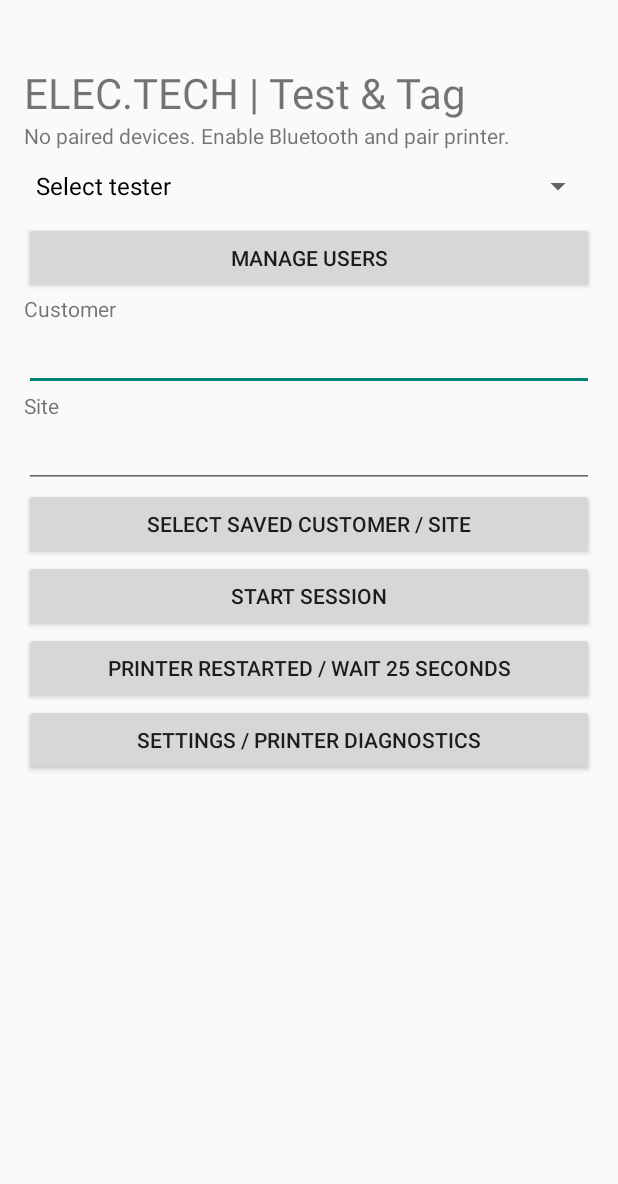
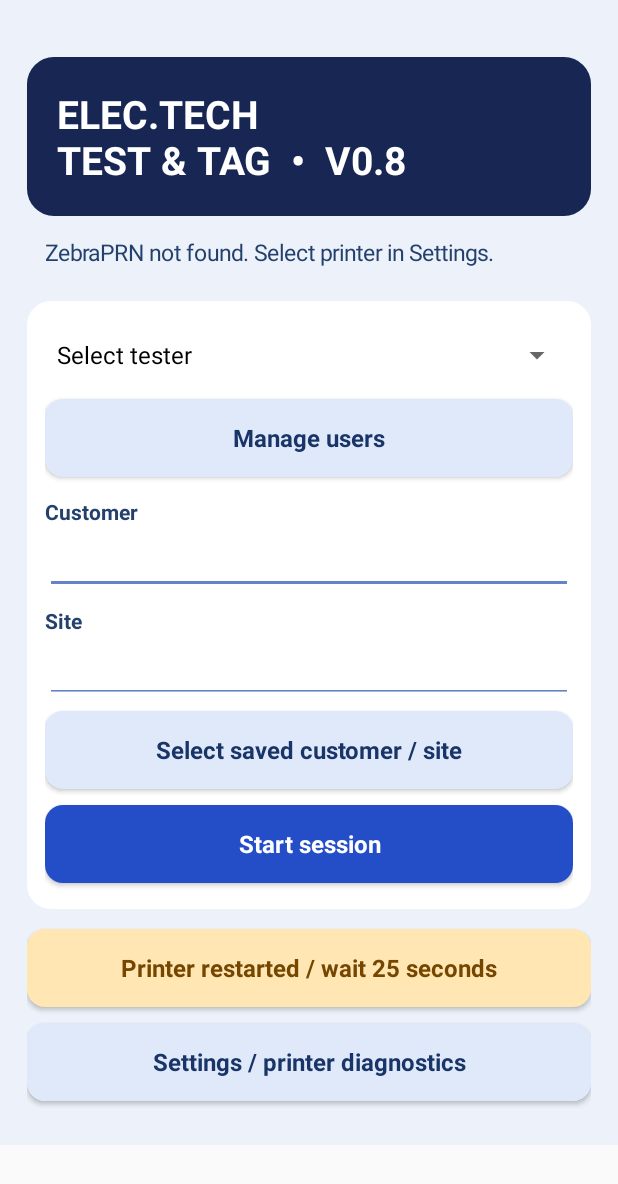
Before and after one commit to alexmccullough7/electech-test-and-tag, an Android app: the screen it shows after launch (MainActivity), on a phone screen of 412 x 824 dp. Shown: the top 1184 px of the screen. Run offline under Robolectric (Android 15) with nearby library versions, the phone set to English and light mode, and no system bars.

Commit message:
V0.8 colorful tablet interface and default ZebraPRN printer selection

```diff
--- a/app/src/main/java/nz/co/electech/tag/MainActivity.java
+++ b/app/src/main/java/nz/co/electech/tag/MainActivity.java
@@ -3,9 +3,9 @@ import android.app.*; import android.os.*; import android.bluetooth.*; import an
 public class MainActivity extends Activity {
  Spinner devices; TextView status; EditText command; Button print; ArrayList<BluetoothDevice> paired=new ArrayList<>(); ExecutorService worker=Executors.newSingleThreadExecutor();
  volatile BluetoothSocket socket; volatile boolean destroyed; Button disconnect; Spinner mode,delay; TextView log; EditText width,length,heading,asset; long readyAt=0; Spinner users,result,interval; LinearLayout settings,session,work,entry; Button saveButton; boolean existing=false; EditText customer,site,description,fault; String pendingId=null; ArrayList<String> userNames=new ArrayList<>(), userInitials=new ArrayList<>();
- public void onCreate(Bundle b){super.onCreate(b);ScrollView scroll=new ScrollView(this);LinearLayout root=new LinearLayout(this);root.setOrientation(1);root.setPadding(24,64,24,32);scroll.addView(root);setContentView(scroll);
- TextView title=new TextView(this);title.setText("ELEC.TECH | Test & Tag");title.setTextSize(28);root.addView(title);
- status=new TextView(this);root.addView(status);
+ public void onCreate(Bundle b){super.onCreate(b);ScrollView scroll=new ScrollView(this);LinearLayout root=new LinearLayout(this);root.setOrientation(1);root.setPadding(dp(18),dp(38),dp(18),dp(24));root.setBackgroundColor(0xffedf2fa);getWindow().setStatusBarColor(0xff172653);getWindow().setNavigationBarColor(0xff172653);scroll.addView(root);setContentView(scroll);
+ TextView title=new TextView(this);title.setText("ELEC.TECH\nTEST & TAG  •  V0.8");title.setTextSize(26);title.setTextColor(0xffffffff);title.setTypeface(null,1);title.setPadding(dp(20),dp(20),dp(20),dp(20));title.setBackground(shape(0xff172653,18));root.addView(title);
+ status=new TextView(this);status.setTextColor(0xff24416d);status.setTextSize(15);status.setPadding(dp(12),dp(14),dp(12),dp(14));root.addView(status);
  session=panel(root);users=new Spinner(this);session.addView(users);button(session,"Manage users",()->manageUsers());loadUsers();
  customer=field(session,"Customer","");site=field(session,"Site","");
  button(session,"Select saved customer / site",()->chooseCustomer());
@@ -23,8 +23,10 @@ public class MainActivity extends Activity {
  command=new EditText(this);command.setMinLines(5);settings.addView(command);button(settings,"Generate sample",()->generate());print=button(settings,"Send diagnostic command",()->{pendingId=null;send();});
  mode=new Spinner(this);mode.setAdapter(new ArrayAdapter<String>(this,android.R.layout.simple_spinner_dropdown_item,new String[]{"Secure - reconnect each print","Insecure - reconnect each print","Secure - keep open"}));settings.addView(mode);
  delay=new Spinner(this);delay.setAdapter(new ArrayAdapter<String>(this,android.R.layout.simple_spinner_dropdown_item,new String[]{"500 ms","1000 ms","2000 ms"}));settings.addView(delay);log=new TextView(this);settings.addView(log);disconnect=button(settings,"Disconnect printer",()->{closeSocket();status.setText("Disconnected");});command.setText("^XA^FO20,40^A0N,30,30^FDSAMPLE ONLY^FS^XZ");load(); }
- LinearLayout panel(LinearLayout p){LinearLayout l=new LinearLayout(this);l.setOrientation(1);p.addView(l);return l;}
- Button button(LinearLayout p,String title,Runnable action){Button b=new Button(this);b.setText(title);b.setMinHeight(64);p.addView(b);b.setOnClickListener(v->action.run());return b;}
+ int dp(float n){return Math.round(n*getResources().getDisplayMetrics().density);}
+ android.graphics.drawable.GradientDrawable shape(int color,int radius){android.graphics.drawable.GradientDrawable d=new android.graphics.drawable.GradientDrawable();d.setColor(color);d.setCornerRadius(dp(radius));return d;}
+ LinearLayout panel(LinearLayout p){LinearLayout l=new LinearLayout(this);l.setOrientation(1);l.setPadding(dp(12),dp(12),dp(12),dp(12));l.setBackground(shape(0xffffffff,16));LinearLayout.LayoutParams lp=new LinearLayout.LayoutParams(-1,-2);lp.setMargins(0,dp(8),0,dp(8));p.addView(l,lp);return l;}
+ Button button(LinearLayout p,String title,Runnable action){Button b=new Button(this);b.setText(title);b.setAllCaps(false);b.setTextSize(16);b.setTypeface(null,1);b.setMinHeight(dp(52));int color=0xffe0e9fa,ink=0xff193568;if(title.equals("NEW TAG")||title.equals("Start session")){color=0xff244dc8;ink=0xffffffff;}else if(title.equals("SCAN EXISTING TAG")){color=0xff087f91;ink=0xffffffff;}else if(title.equals("SAVE & PRINT TAG")){color=0xff16804b;ink=0xffffffff;}else if(title.startsWith("Printer restarted")){color=0xffffe6b3;ink=0xff744600;}b.setTextColor(ink);b.setBackground(new android.graphics.drawable.RippleDrawable(android.content.res.ColorStateList.valueOf(0x33000000),shape(color,12),null));LinearLayout.LayoutParams lp=new LinearLayout.LayoutParams(-1,-2);lp.setMargins(0,dp(5),0,dp(5));p.addView(b,lp);b.setOnClickListener(v->action.run());return b;}
  ArrayList<org.json.JSONObject> records(){ArrayList<org.json.JSONObject> a=new ArrayList<>();for(Object v:getSharedPreferences("tests",0).getAll().values())try{a.add(new org.json.JSONObject(v.toString()));}catch(Exception ignored){}return a;}
  boolean sameCustomer(org.json.JSONObject o){return o.optString("customer").trim().equalsIgnoreCase(customer.getText().toString().trim());}
  void chooseCustomer(){TreeSet<String> names=new TreeSet<>();for(org.json.JSONObject o:records())names.add(o.optString("customer")+" / "+o.optString("site"));String[] a=names.toArray(new String[0]);new AlertDialog.Builder(this).setTitle("Saved customer / site").setItems(a,(d,i)->{for(org.json.JSONObject o:records())if(a[i].equals(o.optString("customer")+" / "+o.optString("site"))){customer.setText(o.optString("customer"));site.setText(o.optString("site"));break;}}).show();}
@@ -32,7 +34,7 @@ public class MainActivity extends Activity {
  void lookup(){if(!print.isEnabled())return;EditText code=new EditText(this);code.setSingleLine(true);code.setHint("Scan with Bluetooth barcode reader or enter ID");AlertDialog dialog=new AlertDialog.Builder(this).setTitle("Existing asset").setView(code).setNegativeButton("Cancel",null).setPositiveButton("Find",(d,i)->findAsset(code.getText().toString().trim())).create();code.setOnEditorActionListener((v,a,event)->{findAsset(code.getText().toString().trim());dialog.dismiss();return true;});dialog.show();}
  void findAsset(String id){org.json.JSONObject best=null;for(org.json.JSONObject o:records())if(sameCustomer(o)&&o.optString("asset").equalsIgnoreCase(id)&&(best==null||o.optString("created",o.optString("date")).compareTo(best.optString("created",best.optString("date")))>0))best=o;if(best==null){status.setText("Asset not found for selected customer.");return;}asset.setText(best.optString("asset"));description.setText(best.optString("description"));result.setSelection(0);interval.setSelection(0);String months=best.optString("months");for(int i=1;i<interval.getCount();i++)if(months.equals(interval.getItemAtPosition(i).toString()))interval.setSelection(i);fault.setText("");existing=true;entry.setVisibility(View.VISIBLE);status.setText("Existing asset loaded. Perform and confirm new test.");}
 
- EditText field(LinearLayout root,String label,String value){TextView t=new TextView(this);t.setText(label);root.addView(t);EditText e=new EditText(this);e.setSingleLine(true);e.setText(value);root.addView(e);return e;}
+ EditText field(LinearLayout root,String label,String value){TextView t=new TextView(this);t.setText(label);t.setTextColor(0xff24416d);t.setTypeface(null,1);t.setPadding(0,dp(8),0,0);root.addView(t);EditText e=new EditText(this);e.setTextColor(0xff172653);e.setBackgroundTintList(android.content.res.ColorStateList.valueOf(0xff6484c7));e.setSingleLine(true);e.setText(value);root.addView(e);return e;}
  String clean(String s){return s.replaceAll("[^A-Za-z0-9 ._-]","");}
  void generate(){pendingId=null;try{int w=(int)Math.round(Double.parseDouble(width.getText().toString())*8),h=(int)Math.round(Double.parseDouble(length.getText().toString())*8);if(w<160||w>432||h<240||h>16000)throw new IllegalArgumentException();String name=clean(heading.getText().toString()),id=clean(asset.getText().toString());if(name.length()>18||id.length()>12||id.isEmpty())throw new IllegalArgumentException();command.setText("^XA\n^PW"+w+"\n^LL"+h+"\n^LH0,0\n^FO16,32^A0N,30,25^FD"+name+"^FS\n^FO16,76^GB"+(w-32)+",3,3^FS\n^FO16,100^A0N,22,18^FDSAMPLE ONLY^FS\n^FO16,132^A0N,20,16^FDNOT A TEST RECORD^FS\n^FO16,170^A0N,20,16^FDTested by: "+(users.getSelectedItemPosition()>0?userInitials.get(users.getSelectedItemPosition()-1):"NOT SELECTED")+"^FS\n^FO16,205^BY1^BCN,48,Y,N,N^FD"+id+"^FS\n^PQ1^XZ");}catch(Exception e){status.setText("Check dimensions (20–54 mm wide, 30–2000 mm long) and sample text lengths.");}}
  String labelText(String s){return s.replaceAll("[^A-Za-z0-9 ._/-]","");}
@@ -46,7 +48,7 @@ public class MainActivity extends Activity {
  void loadUsers(){userNames.clear();userInitials.clear();try{org.json.JSONArray a=new org.json.JSONArray(getPreferences(0).getString("users","[]"));for(int i=0;i<a.length();i++){org.json.JSONObject o=a.getJSONObject(i);userNames.add(o.getString("name"));userInitials.add(o.getString("initials"));}}catch(Exception ignored){}ArrayList<String> labels=new ArrayList<>();labels.add("Select tester");for(int i=0;i<userNames.size();i++)labels.add(userNames.get(i)+" ("+userInitials.get(i)+")");users.setAdapter(new ArrayAdapter<String>(this,android.R.layout.simple_spinner_dropdown_item,labels));users.setSelection(Math.min(labels.size()-1,getPreferences(0).getInt("selectedUser",0)));users.setOnItemSelectedListener(new android.widget.AdapterView.OnItemSelectedListener(){public void onNothingSelected(android.widget.AdapterView<?> p){}public void onItemSelected(android.widget.AdapterView<?> p,View v,int i,long id){getPreferences(0).edit().putInt("selectedUser",i).apply();}});}
  void manageUsers(){ArrayList<String> options=new ArrayList<>(userNames);options.add("Add user");new AlertDialog.Builder(this).setTitle("Manage users").setItems(options.toArray(new String[0]),(d,i)->editUser(i)).show();}
  void editUser(int i){LinearLayout l=new LinearLayout(this);l.setOrientation(1);EditText n=field(l,"Name",i<userNames.size()?userNames.get(i):"");EditText a=field(l,"Initials",i<userNames.size()?userInitials.get(i):"");AlertDialog dialog=new AlertDialog.Builder(this).setTitle("Tester details").setView(l).setNegativeButton("Cancel",null).setPositiveButton("Save",null).create();dialog.setOnShowListener(v->dialog.getButton(-1).setOnClickListener(b->{String name=n.getText().toString().trim(),initial=a.getText().toString().trim().toUpperCase(Locale.ROOT);if(name.isEmpty()||!initial.matches("[A-Z0-9]{1,6}")){a.setError("Enter name and 1–6 letters or digits");return;}if(i<userNames.size()){userNames.set(i,name);userInitials.set(i,initial);}else{userNames.add(name);userInitials.add(initial);}org.json.JSONArray arr=new org.json.JSONArray();try{for(int j=0;j<userNames.size();j++){org.json.JSONObject o=new org.json.JSONObject();o.put("name",userNames.get(j));o.put("initials",userInitials.get(j));arr.put(o);}}catch(Exception e){return;}getPreferences(0).edit().putString("users",arr.toString()).putInt("selectedUser",i+1).apply();loadUsers();dialog.dismiss();}));dialog.show();}
- void load(){if(Build.VERSION.SDK_INT>=31 && checkSelfPermission("android.permission.BLUETOOTH_CONNECT")!=PackageManager.PERMISSION_GRANTED){requestPermissions(new String[]{"android.permission.BLUETOOTH_CONNECT"},1);return;} try{BluetoothAdapter a=getSystemService(BluetoothManager.class).getAdapter(); paired.clear(); ArrayList<String> names=new ArrayList<>(); if(a!=null && a.isEnabled())for(BluetoothDevice d:a.getBondedDevices()){paired.add(d);names.add(d.getName()+" ("+d.getAddress()+")");} devices.setAdapter(new ArrayAdapter<String>(this,android.R.layout.simple_spinner_dropdown_item,names));status.setText(names.isEmpty()?"No paired devices. Enable Bluetooth and pair printer.":"Select printer.");}catch(Exception e){status.setText(e.toString());}}
+ void load(){if(Build.VERSION.SDK_INT>=31 && checkSelfPermission("android.permission.BLUETOOTH_CONNECT")!=PackageManager.PERMISSION_GRANTED){requestPermissions(new String[]{"android.permission.BLUETOOTH_CONNECT"},1);return;} try{BluetoothAdapter a=getSystemService(BluetoothManager.class).getAdapter(); paired.clear(); ArrayList<String> names=new ArrayList<>(); if(a!=null && a.isEnabled())for(BluetoothDevice d:a.getBondedDevices()){paired.add(d);names.add(d.getName()+" ("+d.getAddress()+")");} devices.setAdapter(new ArrayAdapter<String>(this,android.R.layout.simple_spinner_dropdown_item,names));String preferred=getPreferences(0).getString("printerAddress","00:1A:FF:03:23:4D");int chosen=-1;for(int j=0;j<paired.size();j++)if(paired.get(j).getAddress().equalsIgnoreCase(preferred)){chosen=j;break;}if(chosen<0)for(int j=0;j<paired.size();j++)if("ZebraPRN".equalsIgnoreCase(paired.get(j).getName())){chosen=j;break;}if(chosen>=0)devices.setSelection(chosen);else devices.setSelection(-1);devices.setOnItemSelectedListener(new AdapterView.OnItemSelectedListener(){public void onNothingSelected(AdapterView<?> p){}public void onItemSelected(AdapterView<?> p,View v,int j,long id){if(j>=0&&j<paired.size())getPreferences(0).edit().putString("printerAddress",paired.get(j).getAddress()).apply();}});status.setText(chosen>=0?"Printer selected: "+names.get(chosen)+" — not yet connected":"ZebraPRN not found. Select printer in Settings.");}catch(Exception e){status.setText(e.toString());}}
  public void onRequestPermissionsResult(int r,String[] p,int[] g){super.onRequestPermissionsResult(r,p,g);if(g.length>0&&g[0]==PackageManager.PERMISSION_GRANTED)load();}
  void closeSocket(){BluetoothSocket s=socket;socket=null;if(s!=null)try{s.close();}catch(Exception ignored){}}
  void note(String s){runOnUiThread(()->log.append(new java.text.SimpleDateFormat("HH:mm:ss",Locale.US).format(new Date())+" "+s+"\n"));}
```
